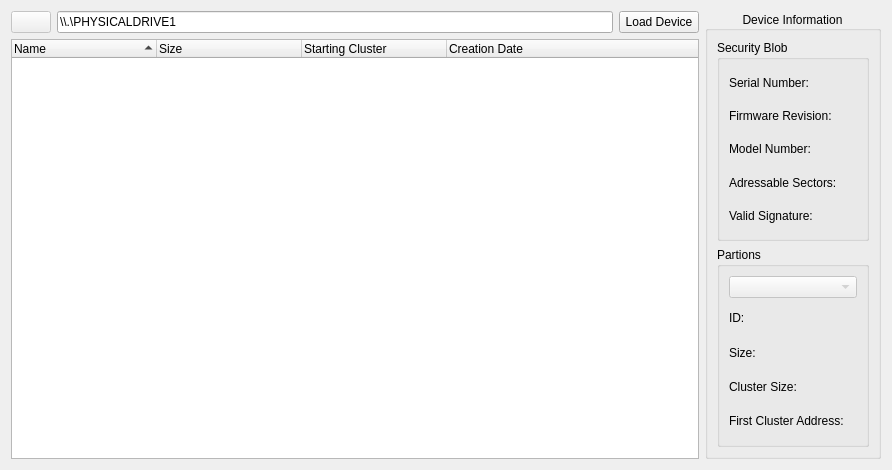
The window that Velocity/deviceviewer.ui (hetelek/Velocity) describes before a commit, drawn with Qt 5.
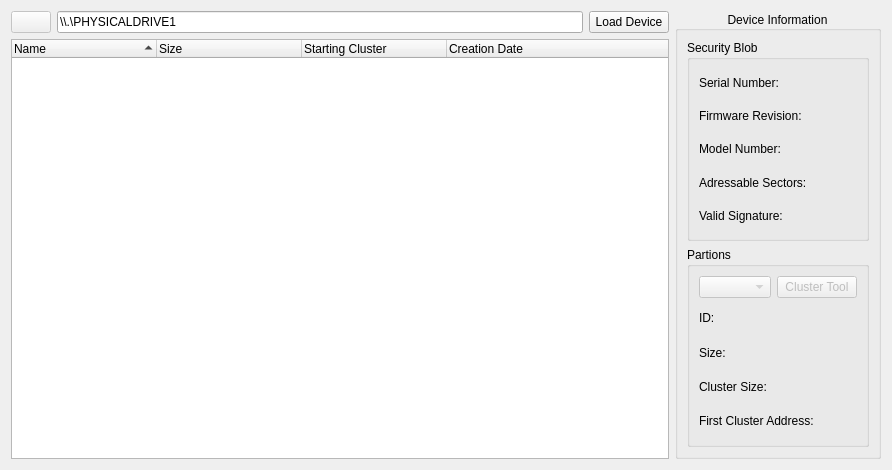
The same window after the commit. Icons and pictures are not drawn.

Commit message: Added cluster tool

The edit to the form file:
```diff
--- a/Velocity/deviceviewer.ui
+++ b/Velocity/deviceviewer.ui
@@ -170,6 +170,9 @@
                <property name="text">
                 <string/>
                </property>
+               <property name="alignment">
+                <set>Qt::AlignRight|Qt::AlignTrailing|Qt::AlignVCenter</set>
+               </property>
               </widget>
              </item>
              <item>
@@ -177,6 +180,9 @@
                <property name="text">
                 <string/>
                </property>
+               <property name="alignment">
+                <set>Qt::AlignRight|Qt::AlignTrailing|Qt::AlignVCenter</set>
+               </property>
               </widget>
              </item>
              <item>
@@ -184,6 +190,9 @@
                <property name="text">
                 <string/>
                </property>
+               <property name="alignment">
+                <set>Qt::AlignRight|Qt::AlignTrailing|Qt::AlignVCenter</set>
+               </property>
               </widget>
              </item>
              <item>
@@ -191,6 +200,9 @@
                <property name="text">
                 <string/>
                </property>
+               <property name="alignment">
+                <set>Qt::AlignRight|Qt::AlignTrailing|Qt::AlignVCenter</set>
+               </property>
               </widget>
              </item>
              <item>
@@ -198,6 +210,9 @@
                <property name="text">
                 <string/>
                </property>
+               <property name="alignment">
+                <set>Qt::AlignRight|Qt::AlignTrailing|Qt::AlignVCenter</set>
+               </property>
               </widget>
              </item>
             </layout>
@@ -210,13 +225,31 @@
           <property name="title">
            <string>Partions</string>
           </property>
-          <layout class="QVBoxLayout" name="verticalLayout_8">
+          <layout class="QVBoxLayout" name="verticalLayout_8" stretch="0,9">
            <item>
-            <widget class="QComboBox" name="comboBox">
-             <property name="enabled">
-              <bool>false</bool>
-             </property>
-            </widget>
+            <layout class="QHBoxLayout" name="horizontalLayout_5" stretch="3,1">
+             <item>
+              <widget class="QComboBox" name="comboBox">
+               <property name="enabled">
+                <bool>false</bool>
+               </property>
+              </widget>
+             </item>
+             <item>
+              <widget class="QPushButton" name="btnClusterTool">
+               <property name="enabled">
+                <bool>false</bool>
+               </property>
+               <property name="text">
+                <string>Cluster Tool</string>
+               </property>
+               <property name="icon">
+                <iconset resource="Resources.qrc">
+                 <normaloff>:/Images/gear.png</normaloff>:/Images/gear.png</iconset>
+               </property>
+              </widget>
+             </item>
+            </layout>
            </item>
            <item>
             <layout class="QHBoxLayout" name="horizontalLayout_4">
@@ -259,6 +292,9 @@
                  <property name="text">
                   <string/>
                  </property>
+                 <property name="alignment">
+                  <set>Qt::AlignRight|Qt::AlignTrailing|Qt::AlignVCenter</set>
+                 </property>
                 </widget>
                </item>
                <item>
@@ -266,6 +302,9 @@
                  <property name="text">
                   <string/>
                  </property>
+                 <property name="alignment">
+                  <set>Qt::AlignRight|Qt::AlignTrailing|Qt::AlignVCenter</set>
+                 </property>
                 </widget>
                </item>
                <item>
@@ -273,6 +312,9 @@
                  <property name="text">
                   <string/>
                  </property>
+                 <property name="alignment">
+                  <set>Qt::AlignRight|Qt::AlignTrailing|Qt::AlignVCenter</set>
+                 </property>
                 </widget>
                </item>
                <item>
@@ -280,6 +322,9 @@
                  <property name="text">
                   <string/>
                  </property>
+                 <property name="alignment">
+                  <set>Qt::AlignRight|Qt::AlignTrailing|Qt::AlignVCenter</set>
+                 </property>
                 </widget>
                </item>
               </layout>
```
The commit also changes 6 other files.
